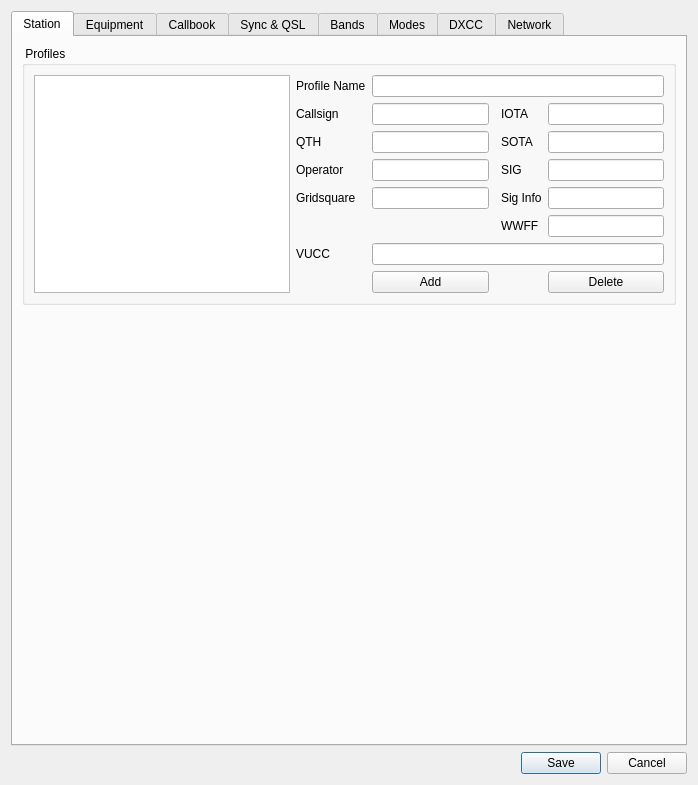
The window that ui/SettingsDialog.ui (k5mcd/QLog) describes before a commit, drawn with Qt 5.
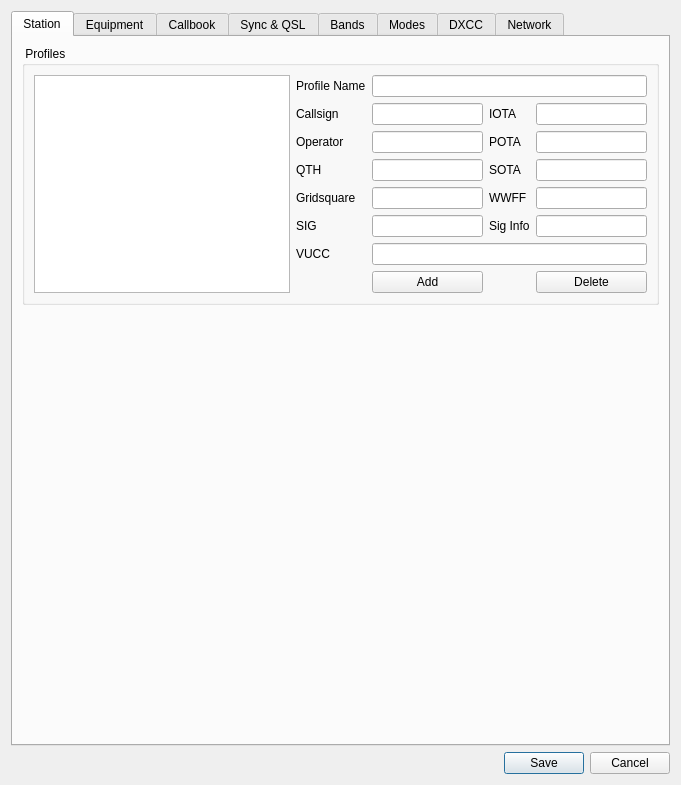
The same window after the commit. Icons and pictures are not drawn.

Commit message: ADIF 3.1.4: My/POTA is used in station profile/QSO/QSO Detail

Patch:
```diff
--- a/ui/SettingsDialog.ui
+++ b/ui/SettingsDialog.ui
@@ -6,7 +6,7 @@
    <rect>
     <x>0</x>
     <y>0</y>
-    <width>698</width>
+    <width>681</width>
     <height>785</height>
    </rect>
   </property>
@@ -33,24 +33,34 @@
           <string> Profiles</string>
          </property>
          <layout class="QGridLayout" name="gridLayout_4">
-          <item row="1" column="5">
-           <widget class="QLineEdit" name="stationIOTAEdit">
+          <item row="5" column="4">
+           <widget class="QLineEdit" name="stationSIGInfoEdit">
             <property name="toolTip">
              <string>IOTA  (Optional parameter)</string>
             </property>
+            <property name="text">
+             <string/>
+            </property>
            </widget>
           </item>
-          <item row="6" column="1">
-           <widget class="QLabel" name="stationVUCCLabel">
+          <item row="1" column="3">
+           <widget class="QLabel" name="stationIOTALabel">
             <property name="text">
-             <string>VUCC</string>
+             <string>IOTA</string>
             </property>
            </widget>
           </item>
-          <item row="7" column="5">
-           <widget class="QPushButton" name="stationDelProfileButton">
+          <item row="1" column="1">
+           <widget class="QLabel" name="stationCallsignLabel">
             <property name="text">
-             <string>Delete</string>
+             <string>Callsign</string>
+            </property>
+           </widget>
+          </item>
+          <item row="3" column="4">
+           <widget class="QLineEdit" name="stationSOTAEdit">
+            <property name="toolTip">
+             <string>SOTA (Optional parameter)</string>
             </property>
            </widget>
           </item>
@@ -61,82 +71,41 @@
             </property>
            </widget>
           </item>
-          <item row="1" column="1">
-           <widget class="QLabel" name="stationCallsignLabel">
-            <property name="text">
-             <string>Callsign</string>
-            </property>
-           </widget>
-          </item>
-          <item row="7" column="2">
-           <widget class="QPushButton" name="stationAddProfileButton">
-            <property name="text">
-             <string>Add</string>
-            </property>
-           </widget>
-          </item>
-          <item row="2" column="4">
+          <item row="3" column="3">
            <widget class="QLabel" name="stationSOTALabel">
             <property name="text">
              <string>SOTA</string>
             </property>
            </widget>
           </item>
-          <item row="2" column="2">
-           <widget class="QLineEdit" name="stationQTHEdit">
-            <property name="toolTip">
-             <string>QTH Name (Optional parameter)</string>
-            </property>
-           </widget>
-          </item>
-          <item row="2" column="1">
-           <widget class="QLabel" name="stationQTHLabel">
+          <item row="5" column="1">
+           <widget class="QLabel" name="stationSIGLabel">
             <property name="text">
-             <string>QTH</string>
+             <string>SIG</string>
             </property>
            </widget>
           </item>
-          <item row="1" column="2">
-           <widget class="QLineEdit" name="stationCallsignEdit">
-            <property name="toolTip">
-             <string>Callsign (Mandatory parameter)</string>
-            </property>
-            <property name="text">
-             <string/>
-            </property>
-            <property name="maxLength">
-             <number>25</number>
-            </property>
-           </widget>
-          </item>
-          <item row="3" column="5">
-           <widget class="QLineEdit" name="stationSIGEdit">
-            <property name="toolTip">
-             <string>SIG (Optional parameter). Ex. POTA</string>
-            </property>
-           </widget>
-          </item>
-          <item row="4" column="1">
-           <widget class="QLabel" name="stationLocatorLabel">
-            <property name="text">
-             <string>Gridsquare</string>
-            </property>
-           </widget>
-          </item>
-          <item row="4" column="4">
-           <widget class="QLabel" name="stationSIGInfoLabel">
-            <property name="text">
-             <string>Sig Info</string>
-            </property>
-           </widget>
-          </item>
-          <item row="0" column="2" colspan="4">
+          <item row="0" column="2" colspan="3">
            <widget class="QLineEdit" name="stationProfileNameEdit">
             <property name="toolTip">
              <string>Profile name that is used as the alias for the call sign, locator, operator name, and QTH (required parameter) </string>
             </property>
            </widget>
           </item>
+          <item row="7" column="4">
+           <widget class="QPushButton" name="stationDelProfileButton">
+            <property name="text">
+             <string>Delete</string>
+            </property>
+           </widget>
+          </item>
+          <item row="5" column="2">
+           <widget class="QLineEdit" name="stationSIGEdit">
+            <property name="toolTip">
+             <string>SIG (Optional parameter).</string>
+            </property>
+           </widget>
+          </item>
           <item row="0" column="0" rowspan="8">
            <widget class="QListView" name="stationProfilesListView">
             <property name="focusPolicy">
@@ -153,58 +122,48 @@
             </property>
            </widget>
           </item>
+          <item row="2" column="4">
+           <widget class="QLineEdit" name="stationPOTAEdit"/>
+          </item>
           <item row="1" column="4">
-           <widget class="QLabel" name="stationIOTALabel">
-            <property name="text">
-             <string>IOTA</string>
-            </property>
-           </widget>
-          </item>
-          <item row="6" column="2" colspan="4">
-           <widget class="QLineEdit" name="stationVUCCEdit">
+           <widget class="QLineEdit" name="stationIOTAEdit">
             <property name="toolTip">
              <string>VUCC  Grids (Optional parameter). Ex. EN98,FM08,EM97,FM07</string>
             </property>
-            <property name="text">
-             <string/>
-            </property>
            </widget>
           </item>
-          <item row="2" column="5">
-           <widget class="QLineEdit" name="stationSOTAEdit">
-            <property name="toolTip">
-             <string>SOTA (Optional parameter)</string>
-            </property>
-           </widget>
-          </item>
-          <item row="4" column="5">
-           <widget class="QLineEdit" name="stationSIGInfoEdit">
-            <property name="toolTip">
-             <string>SIG Information (Optional parameter)</string>
-            </property>
+          <item row="7" column="2">
+           <widget class="QPushButton" name="stationAddProfileButton">
             <property name="text">
-             <string/>
-            </property>
-           </widget>
-          </item>
-          <item row="3" column="2">
-           <widget class="QLineEdit" name="stationOperatorEdit">
-            <property name="toolTip">
-             <string>Operator name (Optional parameter)</string>
+             <string>Add</string>
             </property>
            </widget>
           </item>
           <item row="3" column="1">
-           <widget class="QLabel" name="stationOperatorLabel">
+           <widget class="QLabel" name="stationQTHLabel">
             <property name="text">
-             <string>Operator</string>
+             <string>QTH</string>
             </property>
            </widget>
           </item>
-          <item row="3" column="4">
-           <widget class="QLabel" name="stationSIGLabel">
+          <item row="6" column="1">
+           <widget class="QLabel" name="stationVUCCLabel">
             <property name="text">
-             <string>SIG</string>
+             <string>VUCC</string>
+            </property>
+           </widget>
+          </item>
+          <item row="4" column="4">
+           <widget class="QLineEdit" name="stationWWFFEdit">
+            <property name="toolTip">
+             <string>World Wide Flora &amp; Fauna (Optional parameter)</string>
+            </property>
+           </widget>
+          </item>
+          <item row="5" column="3">
+           <widget class="QLabel" name="stationSIGInfoLabel">
+            <property name="text">
+             <string>Sig Info</string>
             </property>
            </widget>
           </item>
@@ -221,20 +180,71 @@
             </property>
            </widget>
           </item>
-          <item row="5" column="5">
-           <widget class="QLineEdit" name="stationWWFFEdit">
-            <property name="toolTip">
-             <string>World Wide Flora &amp; Fauna (Optional parameter)</string>
-            </property>
-           </widget>
-          </item>
-          <item row="5" column="4">
+          <item row="4" column="3">
            <widget class="QLabel" name="stationWWFFLabel">
             <property name="text">
              <string>WWFF</string>
             </property>
            </widget>
           </item>
+          <item row="1" column="2">
+           <widget class="QLineEdit" name="stationCallsignEdit">
+            <property name="toolTip">
+             <string>Callsign (Mandatory parameter)</string>
+            </property>
+            <property name="text">
+             <string/>
+            </property>
+            <property name="maxLength">
+             <number>25</number>
+            </property>
+           </widget>
+          </item>
+          <item row="6" column="2" colspan="3">
+           <widget class="QLineEdit" name="stationVUCCEdit">
+            <property name="toolTip">
+             <string>VUCC  Grids (Optional parameter). Ex. EN98,FM08,EM97,FM07</string>
+            </property>
+            <property name="inputMask">
+             <string/>
+            </property>
+           </widget>
+          </item>
+          <item row="2" column="1">
+           <widget class="QLabel" name="stationOperatorLabel">
+            <property name="text">
+             <string>Operator</string>
+            </property>
+           </widget>
+          </item>
+          <item row="4" column="1">
+           <widget class="QLabel" name="stationLocatorLabel">
+            <property name="text">
+             <string>Gridsquare</string>
+            </property>
+           </widget>
+          </item>
+          <item row="2" column="2">
+           <widget class="QLineEdit" name="stationOperatorEdit">
+            <property name="toolTip">
+             <string>Operator name (Optional parameter)</string>
+            </property>
+           </widget>
+          </item>
+          <item row="3" column="2">
+           <widget class="QLineEdit" name="stationQTHEdit">
+            <property name="toolTip">
+             <string>QTH Name (Optional parameter)</string>
+            </property>
+           </widget>
+          </item>
+          <item row="2" column="3">
+           <widget class="QLabel" name="stationPOTALabel">
+            <property name="text">
+             <string>POTA</string>
+            </property>
+           </widget>
+          </item>
          </layout>
         </widget>
        </item>
```
Left out of the diff: 89 changed lines with no effect on the pictures. The commit also changes 20 other files.
